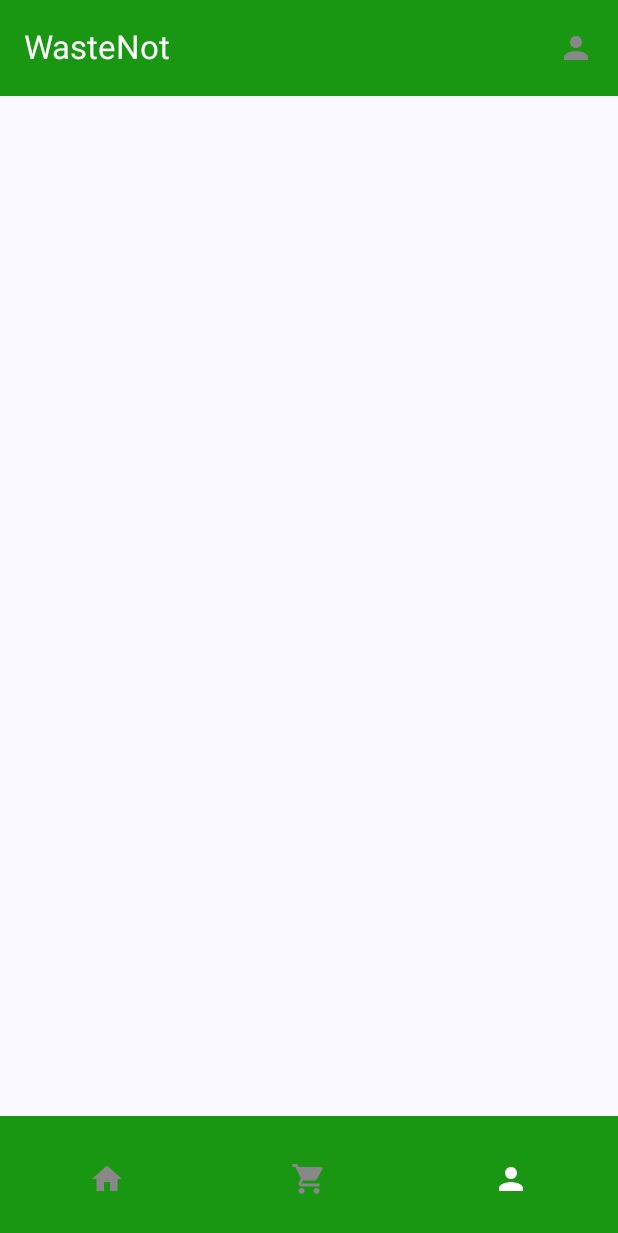
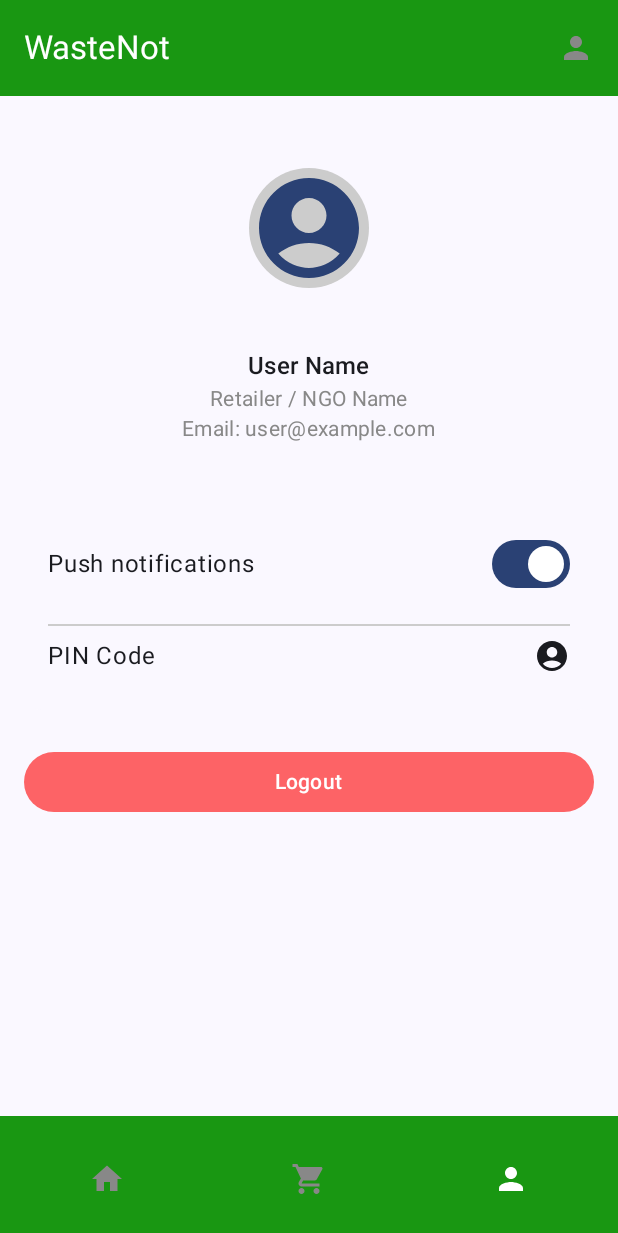
Before and after one commit to curiousfalak/Innotech_Wastenot, an Android app built with Jetpack Compose: the profile screen opened through its navigation route, on a phone screen of 412 x 824 dp. Shown: the top 1233 px of the screen. Run offline under Robolectric (Android 15) with nearby library versions, the light colour scheme and no system bars.

Commit message:
added some changes in profile

```diff
--- a/app/src/main/java/com/example/wastenot/Screens/Botsheet.kt
+++ b/app/src/main/java/com/example/wastenot/Screens/Botsheet.kt
@@ -1,5 +1,6 @@
 package com.example.wastenot.Screens
 
+import Profile
 import androidx.compose.foundation.layout.padding
 import androidx.compose.material.icons.Icons
 import androidx.compose.material.icons.filled.Home
@@ -114,7 +115,7 @@ fun Botsheet() {
                     navController.navigate("itemselect")
                 }
             }
-            composable("profile") { Profile() }
+            composable("profile") { Profile(navController) }
 
 
             }
--- a/app/src/main/java/com/example/wastenot/Screens/Profile.kt
+++ b/app/src/main/java/com/example/wastenot/Screens/Profile.kt
@@ -1,8 +1,139 @@
-package com.example.wastenot.Screens
-
-import androidx.compose.runtime.Composable
+import androidx.compose.foundation.background
+import androidx.compose.foundation.layout.*
+import androidx.compose.foundation.shape.CircleShape
+import androidx.compose.material.icons.Icons
+import androidx.compose.material.icons.filled.AccountCircle
+import androidx.compose.material3.*
+import androidx.compose.runtime.*
+import androidx.compose.ui.Alignment
+import androidx.compose.ui.Modifier
+import androidx.compose.ui.graphics.Color
+import androidx.compose.ui.unit.dp
+import androidx.navigation.NavController
 
 @Composable
-fun Profile(){
+fun Profile(navController: NavController) {
+    var areNotificationsEnabled by remember { mutableStateOf(true) } // State for toggle
 
+    Column(
+        modifier = Modifier
+            .fillMaxSize()
+            .padding(16.dp),
+        horizontalAlignment = Alignment.CenterHorizontally // Align all child elements to the center horizontally
+    ) {
+        Spacer(modifier = Modifier.height(16.dp))
+
+        // Profile Icon Section
+        ProfileHeader() // Profile icon is now centered
+
+        Spacer(modifier = Modifier.height(24.dp))
+
+        // Details Section
+        ProfileDetails()
+
+        Spacer(modifier = Modifier.height(24.dp))
+
+        // Preferences Section
+        PreferencesColumn(areNotificationsEnabled) { newValue ->
+            areNotificationsEnabled = newValue // Update the state on toggle
+        }
+
+        Spacer(modifier = Modifier.height(24.dp))
+
+        // Logout Button
+        Button(
+            onClick = { navController.navigate("login") }, // Navigate to login screen
+            modifier = Modifier.fillMaxWidth(),
+            colors = ButtonDefaults.buttonColors(containerColor = Color.Red.copy(alpha = 0.6f))
+        ) {
+            Text("Logout", color = Color.White)
+        }
+    }
 }
+
+@Composable
+fun ProfileHeader() {
+    // Center the profile icon
+    Box(
+        modifier = Modifier
+            .fillMaxWidth()
+            .padding(vertical = 16.dp),
+        contentAlignment = Alignment.Center // Align the content to the center
+    ) {
+        Icon(
+            imageVector = Icons.Default.AccountCircle,
+            contentDescription = "Profile Icon",
+            modifier = Modifier
+                .size(80.dp)
+                .background(Color.LightGray, CircleShape), // Profile icon with background
+            tint = MaterialTheme.colorScheme.primary
+        )
+    }
+}
+
+@Composable
+fun ProfileDetails() {
+    Column(
+        modifier = Modifier.fillMaxWidth(),
+        horizontalAlignment = Alignment.CenterHorizontally // Align details to center
+    ) {
+        Text("User Name", style = MaterialTheme.typography.titleMedium)
+        Text("Retailer / NGO Name", style = MaterialTheme.typography.bodyMedium, color = Color.Gray)
+        Text("Email: user@example.com", style = MaterialTheme.typography.bodyMedium, color = Color.Gray)
+    }
+}
+
+@Composable
+fun PreferencesColumn(
+    areNotificationsEnabled: Boolean,
+    onNotificationToggle: (Boolean) -> Unit
+) {
+    Column(
+        modifier = Modifier
+            .fillMaxWidth()
+            .background(MaterialTheme.colorScheme.surface, MaterialTheme.shapes.medium)
+            .padding(16.dp)
+    ) {
+        PreferenceItem("Push notifications", areNotificationsEnabled) { newValue ->
+            onNotificationToggle(newValue)
+        }
+        Divider(color = Color.LightGray)
+
+        // Add additional preferences or options here
+        Row(
+            modifier = Modifier
+                .fillMaxWidth()
+                .padding(vertical = 8.dp),
+            horizontalArrangement = Arrangement.SpaceBetween,
+            verticalAlignment = Alignment.CenterVertically
+        ) {
+            Text("PIN Code", style = MaterialTheme.typography.bodyLarge)
+            Icon(
+                imageVector = Icons.Default.AccountCircle,
+                contentDescription = "Pin Icon",
+                tint = MaterialTheme.colorScheme.onSurface
+            )
+        }
+    }
+}
+
+@Composable
+fun PreferenceItem(
+    title: String,
+    switchChecked: Boolean,
+    onCheckedChange: (Boolean) -> Unit
+) {
+    Row(
+        modifier = Modifier
+            .fillMaxWidth()
+            .padding(vertical = 16.dp),
+        horizontalArrangement = Arrangement.SpaceBetween,
+        verticalAlignment = Alignment.CenterVertically
+    ) {
+        Text(title, style = MaterialTheme.typography.bodyLarge)
+        Switch(
+            checked = switchChecked,
+            onCheckedChange = onCheckedChange
+        )
+    }
+}
--- /dev/null
+++ b/app/src/main/res/drawable/baseline_person_24.xml
@@ -0,0 +1,5 @@
+<vector xmlns:android="http://schemas.android.com/apk/res/android" android:height="24dp" android:tint="#199712" android:viewportHeight="24" android:viewportWidth="24" android:width="24dp">
+
+    <path android:fillColor="@android:color/white" android:pathData="M12,12c2.21,0 4,-1.79 4,-4s-1.79,-4 -4,-4 -4,1.79 -4,4 1.79,4 4,4zM12,14c-2.67,0 -8,1.34 -8,4v2h16v-2c0,-2.66 -5.33,-4 -8,-4z"/>
+
+</vector>
```
